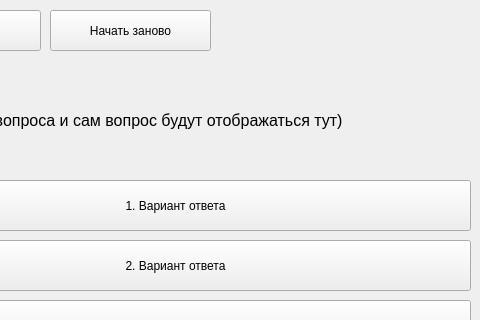
Qt form ui/main.ui (intervisionlord/SimpleTester) before a commit; both pictures show x 130 to 610 and y 0 to 320 of the 610 by 451 pixel window.
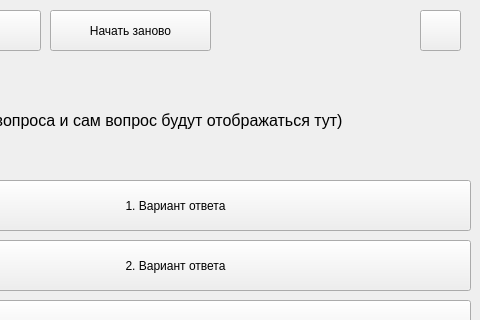
The same form after that commit.

```diff
--- a/ui/main.ui
+++ b/ui/main.ui
@@ -110,6 +110,22 @@
      <string>Начать заново</string>
     </property>
    </widget>
+   <widget class="QPushButton" name="btn_info">
+    <property name="geometry">
+     <rect>
+      <x>550</x>
+      <y>10</y>
+      <width>41</width>
+      <height>41</height>
+     </rect>
+    </property>
+    <property name="toolTip">
+     <string>Справка</string>
+    </property>
+    <property name="text">
+     <string extracomment="Справка"/>
+    </property>
+   </widget>
   </widget>
   <widget class="QMenuBar" name="menubar">
    <property name="geometry">
```
